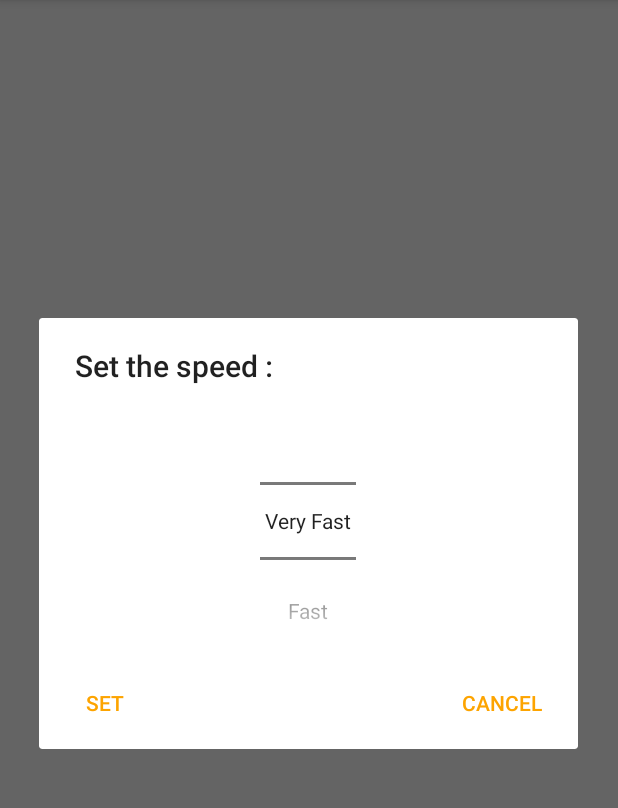
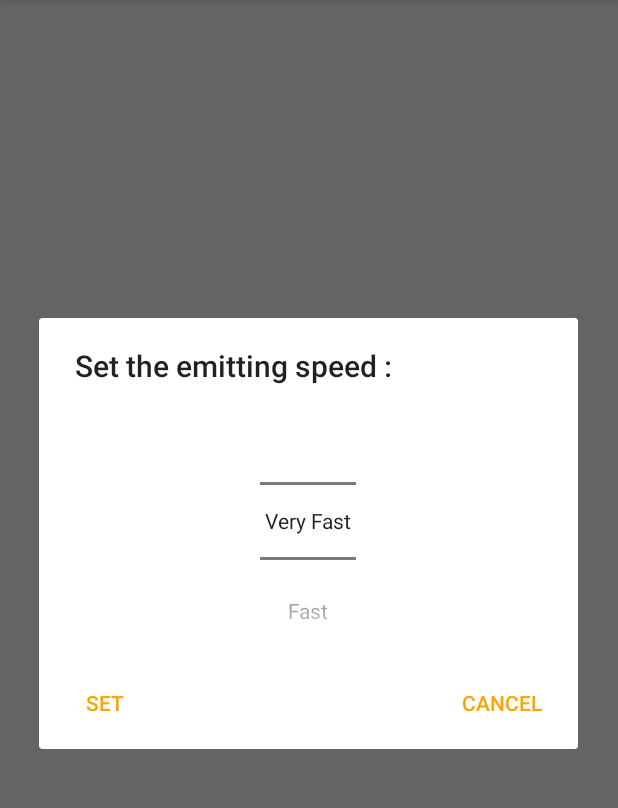
Before and after one commit to pepinpin/microMorse, an Android app: the screen it shows after launch (MainActivity), in the options menu, after a tap on "Settings", on a phone screen of 412 x 824 dp, the part 84-892 px from its top. Run offline under Robolectric (Android 15) with nearby library versions, the phone set to English and light mode, and no system bars; libraries missing offline, so code that uses them is left out: org.apache.commons; 3 statements that could not run were skipped.

Commit message:
- final check up before release -- cleaned up & completed translations -- some code clean up
- fixed a bug with numberPicker and soft keyboard

```diff
--- a/app/src/main/java/net/biospherecorp/umorse/SendMorseTask.java
+++ b/app/src/main/java/net/biospherecorp/umorse/SendMorseTask.java
@@ -111,10 +111,10 @@ class SendMorseTask extends AsyncTask<String, String, Void> {
 
 		// update the snackbar with the currently sending letter
 		if (!value[0].equals("")){
-			_ttmFragment.showSnack(_main.getString(R.string.snackbar_letter_sending) + value[0].toUpperCase(),
+			_ttmFragment.showSnack(_main.getString(R.string.snack_letter_sending) + value[0].toUpperCase(),
 					Snackbar.LENGTH_INDEFINITE);
 		}else{
-			_ttmFragment.showSnack(_main.getString(R.string.snackbar_space_sending),
+			_ttmFragment.showSnack(_main.getString(R.string.snack_space_sending),
 					Snackbar.LENGTH_INDEFINITE);
 		}
 	}
--- a/app/src/main/java/net/biospherecorp/umorse/SettingsAlert.java
+++ b/app/src/main/java/net/biospherecorp/umorse/SettingsAlert.java
@@ -5,6 +5,7 @@
 import android.content.SharedPreferences;
 import android.support.v7.app.AlertDialog;
 import android.view.Gravity;
+import android.view.ViewGroup;
 import android.widget.FrameLayout;
 import android.widget.NumberPicker;
 
@@ -25,12 +26,14 @@
 
 		// set the title and message
 		adb.setTitle(R.string.settings_title);
-		//adb.setMessage(R.string.settings_message);
 
 		// create the numberPicker
 		final NumberPicker np = new NumberPicker(activity);
 
+		// to make sure the soft keyboard doesn't pop up
+		np.setDescendantFocusability(ViewGroup.FOCUS_BLOCK_DESCENDANTS);
 
+		// create the array whose going to hold the values for the nu
 		final String[] tmpValues = new String[MainActivity.Delays.values().length];
 
 		for (MainActivity.Delays value : MainActivity.Delays.values()){
@@ -40,9 +43,9 @@
 		// set the values to display (values set)
 		np.setDisplayedValues(tmpValues);
 
-		// set the min position in the Enum
+		// set the min index in the Wheel
 		np.setMinValue(0);
-		// set the max position in the Enum
+		// set the max index in the Wheel
 		np.setMaxValue(MainActivity.Delays.values().length - 1);
 
 		// set the saved position from the SharedPreferences
--- a/app/src/main/java/net/biospherecorp/umorse/SimpleCamera.java
+++ b/app/src/main/java/net/biospherecorp/umorse/SimpleCamera.java
@@ -66,9 +66,9 @@ class SimpleCamera {
 			_getCamera();
 
 			// if the camera is not available
-			// display a toast
 			if (_camera == null){
 
+				// display a toast
 				Toast.makeText(_main, R.string.error_no_camera_toast, Toast.LENGTH_LONG).show();
 
 				// it has a flash but the camera ISN'T available
@@ -111,7 +111,7 @@ class SimpleCamera {
 		}
 	}
 
-	// inner class representing just the light torch
+	// inner class representing just the flash light
 	class FlashLight{
 
 		// turn the light ON
--- a/app/src/main/java/net/biospherecorp/umorse/TextToMorseFragment.java
+++ b/app/src/main/java/net/biospherecorp/umorse/TextToMorseFragment.java
@@ -170,7 +170,7 @@ public class TextToMorseFragment extends Fragment implements TranslateMorseTask.
 					toggleButton();
 
 					// show the snack
-					showSnack(getString(R.string.snack_sending_morse_code), Snackbar.LENGTH_INDEFINITE);
+					showSnack("...", Snackbar.LENGTH_INDEFINITE);
 
 					// send the morse code
 					_task = new SendMorseTask(((MainActivity) (getActivity())),
--- a/app/src/main/res/values/strings.xml
+++ b/app/src/main/res/values/strings.xml
@@ -1,32 +1,36 @@
 <resources>
 	<string name="app_name" translatable="false">µMorse</string>
+
+	<string name="text_to_morse">Text To Morse</string>
+	<string name="morse_to_text">Morse to Text</string>
+
 	<string name="txt_to_translate">Text to translate</string>
 	<string name="translated_text">Translated text</string>
 
-	<string name="sending_code">Send Morse Code</string>
 	<string name="cancel">Cancel</string>
+
 	<string name="space_button_text">SPACE</string>
 	<string name="space_text">1 tap = small space\n2 taps / long press = big space</string>
-	<string name="settings_message">smaller is faster\n\nvalues in ms :</string>
-	<string name="settings_title">Set the speed :\n\n</string>
+
+	<string name="settings">Settings</string>
+	<string name="settings_title">Set the emitting speed :\n\n</string>
 	<string name="settings_set_button">Set</string>
+
+	<string name="emitting_speed_slow">Slow</string>
+	<string name="emitting_speed_very_slow">Very Slow</string>
+	<string name="emitting_speed_normal">Normal</string>
+	<string name="emitting_speed_fast">Fast</string>
+	<string name="emitting_speed_very_fast">Very Fast</string>
+
+	<string name="snack_nothing_to_send">No Morse code to send</string>
+	<string name="snack_stop_sending">Stop emitting !</string>
+	<string name="snack_letter_sending">"Sending : "</string>
+	<string name="snack_space_sending">(space)</string>
+
 	<string name="error_no_flash_title">Error</string>
 	<string name="error_no_flash_message">Your device doesn\'t have a FlashLight</string>
 	<string name="error_no_flash_dismiss_button">Dismiss</string>
 	<string name="error_no_camera_toast">Camera Error : Couldn\'t get the camera, it may be used by another app !</string>
 	<string name="error_no_json_toast">Can\'t access morse_code.json</string>
-	<string name="text_to_morse">Text To Morse</string>
-	<string name="morse_to_text">Morse to Text</string>
-	<string name="settings">Settings</string>
-	<string name="emitting_speed_slow">Slow</string>
-	<string name="emitting_speed_very_slow">Very Slow</string>
-	<string name="emitting_speed_normal">Normal</string>
-	<string name="emitting_speed_fast">Fast</string>
-	<string name="emitting_speed_very_fast">Very Fast</string>
-	<string name="snack_sending_morse_code">Sending Morse code...</string>
-	<string name="snack_nothing_to_send">No Morse code to send</string>
-	<string name="snack_stop_sending">Stop sending Morse code !</string>
-	<string name="snackbar_letter_sending">"Sending : "</string>
-	<string name="snackbar_space_sending">(space)</string>
 
 </resources>
```
Also changed, not shown: 2 other files.
